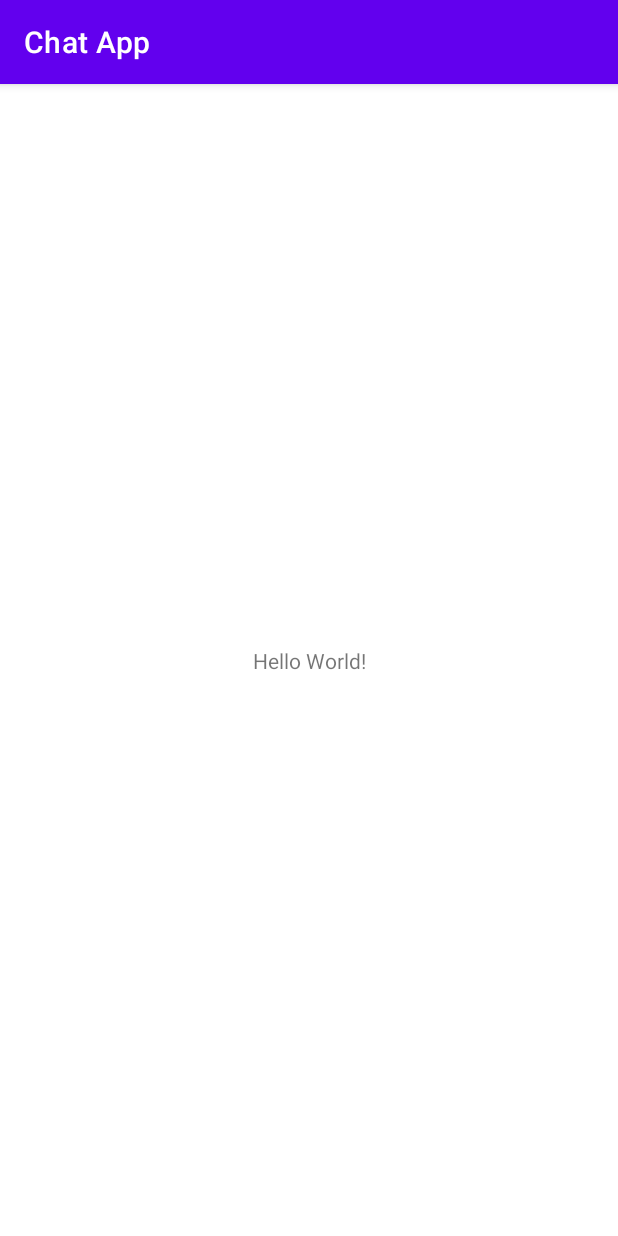
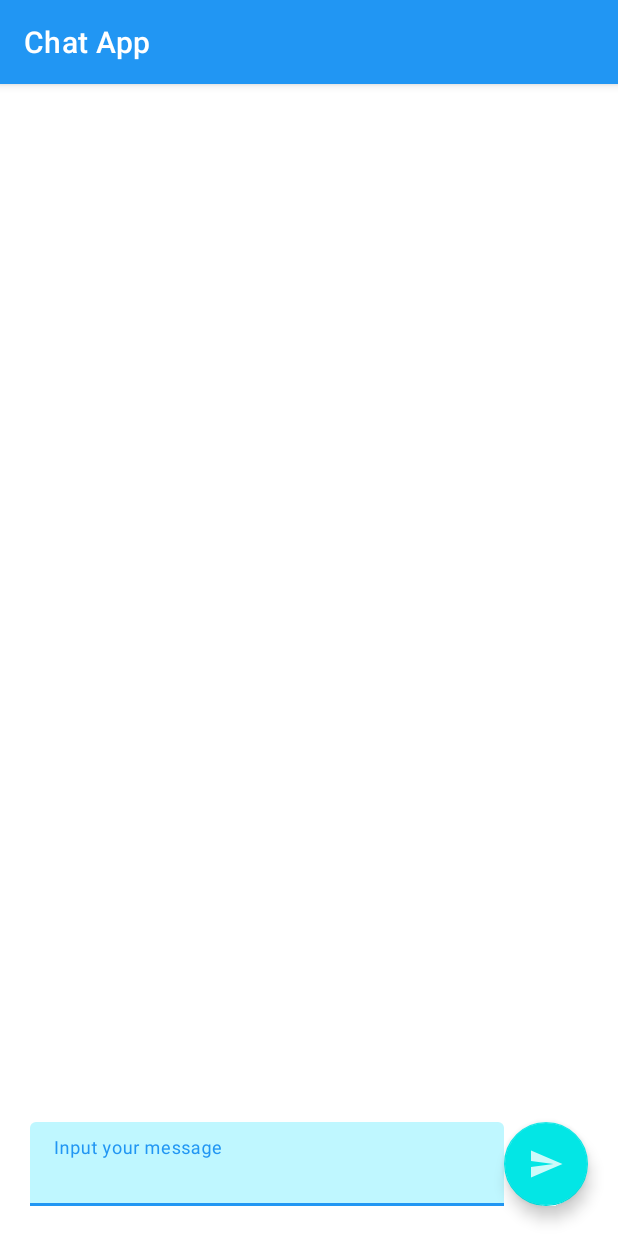
Before and after one commit to Argamm/Chat-App, an Android app: the screen it shows after launch (MainActivity), on a phone screen of 412 x 824 dp. Run offline under Robolectric (Android 15) with nearby library versions, the phone set to English and light mode, and no system bars.

Commit message:
created basic design

```diff
--- /dev/null
+++ b/app/src/main/res/drawable-anydpi/ic_send_button.xml
@@ -0,0 +1,12 @@
+<vector xmlns:android="http://schemas.android.com/apk/res/android"
+    android:width="24dp"
+    android:height="24dp"
+    android:viewportWidth="24"
+    android:viewportHeight="24"
+    android:tint="#049595"
+    android:alpha="0.8"
+    android:autoMirrored="true">
+  <path
+      android:fillColor="@android:color/white"
+      android:pathData="M2.01,21L23,12 2.01,3 2,10l15,2 -15,2z"/>
+</vector>
--- a/app/src/main/res/layout/activity_main.xml
+++ b/app/src/main/res/layout/activity_main.xml
@@ -6,13 +6,54 @@
     android:layout_height="match_parent"
     tools:context=".MainActivity">
 
-    <TextView
+
+    <com.google.android.material.floatingactionbutton.FloatingActionButton
+        android:id="@+id/btnSend"
         android:layout_width="wrap_content"
         android:layout_height="wrap_content"
-        android:text="Hello World!"
+        android:layout_marginEnd="20dp"
+        android:src="@drawable/ic_send_button"
+        app:backgroundTint="#03E6E5"
+        app:fabSize="normal"
+        app:layout_constraintBottom_toBottomOf="@+id/textInputLayout"
+        app:layout_constraintEnd_toEndOf="parent"
+        app:layout_constraintTop_toTopOf="@+id/textInputLayout"
+        app:tint="@color/white" />
+
+    <com.google.android.material.textfield.TextInputLayout
+        android:id="@+id/textInputLayout"
+        android:layout_width="0dp"
+        android:layout_height="wrap_content"
+        android:layout_marginStart="20dp"
+        android:layout_marginBottom="20dp"
+        app:boxBackgroundColor="#4000E2FF"
+        app:counterTextColor="@color/teal_200"
+        app:placeholderTextColor="@color/teal_200"
+        app:suffixTextColor="@color/black"
+        app:counterOverflowTextColor="@color/teal_200"
         app:layout_constraintBottom_toBottomOf="parent"
+        app:layout_constraintEnd_toStartOf="@+id/btnSend"
+        app:layout_constraintStart_toStartOf="parent" >
+
+        <androidx.appcompat.widget.AppCompatEditText
+            android:layout_width="match_parent"
+            android:layout_height="wrap_content"
+            android:id="@+id/editMessageText"
+            android:hint="Input your message"
+            />
+    </com.google.android.material.textfield.TextInputLayout>
+
+    <androidx.recyclerview.widget.RecyclerView
+        android:layout_width="match_parent"
+        android:layout_height="0dp"
+        android:id="@+id/recyclerMessageList"
+        app:layout_constraintBottom_toTopOf="@+id/textInputLayout"
         app:layout_constraintEnd_toEndOf="parent"
         app:layout_constraintStart_toStartOf="parent"
-        app:layout_constraintTop_toTopOf="parent" />
+        app:layout_constraintTop_toTopOf="parent"
+        app:layoutManager="androidx.recyclerview.widget.LinearLayoutManager"
+        tools:listitem="@layout/list_item"
+        tools:itemCount="21"
+    />
 
 </androidx.constraintlayout.widget.ConstraintLayout>
--- /dev/null
+++ b/app/src/main/res/values/dimens.xml
@@ -0,0 +1,4 @@
+<?xml version="1.0" encoding="utf-8"?>
+<resources>
+    <dimen name="dp_5">5dp</dimen>
+</resources>
--- a/app/src/main/res/values/themes.xml
+++ b/app/src/main/res/values/themes.xml
@@ -2,8 +2,8 @@
     <!-- Base application theme. -->
     <style name="Theme.ChatApp" parent="Theme.MaterialComponents.DayNight.DarkActionBar">
         <!-- Primary brand color. -->
-        <item name="colorPrimary">@color/purple_500</item>
-        <item name="colorPrimaryVariant">@color/purple_700</item>
+        <item name="colorPrimary">#2196F3</item>
+        <item name="colorPrimaryVariant">@color/teal_200</item>
         <item name="colorOnPrimary">@color/white</item>
         <!-- Secondary brand color. -->
         <item name="colorSecondary">@color/teal_200</item>
```
Also changed, not shown: app/build.gradle (+24 -2 lines), app/src/main/java/com/example/chatapp/Message.kt (added, +41 -0 lines), app/src/main/res/drawable/message_item_background.xml (added, +12 -0 lines), app/src/main/res/layout/list_item.xml (added, +45 -0 lines), build.gradle (+26 -0 lines), settings.gradle (+7 -7 lines), app/src/main/res/drawable-hdpi/ic_send_button.png (added), app/src/main/res/drawable-mdpi/ic_send_button.png (added), app/src/main/res/drawable-xhdpi/ic_send_button.png (added), app/src/main/res/drawable-xxhdpi/ic_send_button.png (added).
